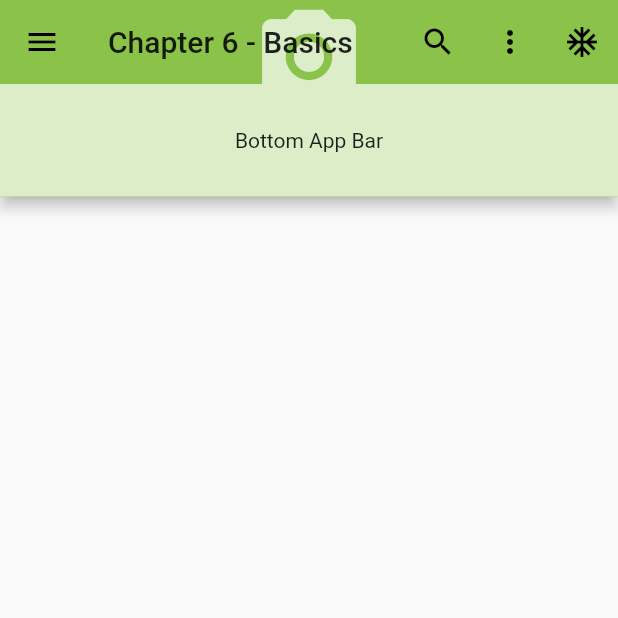
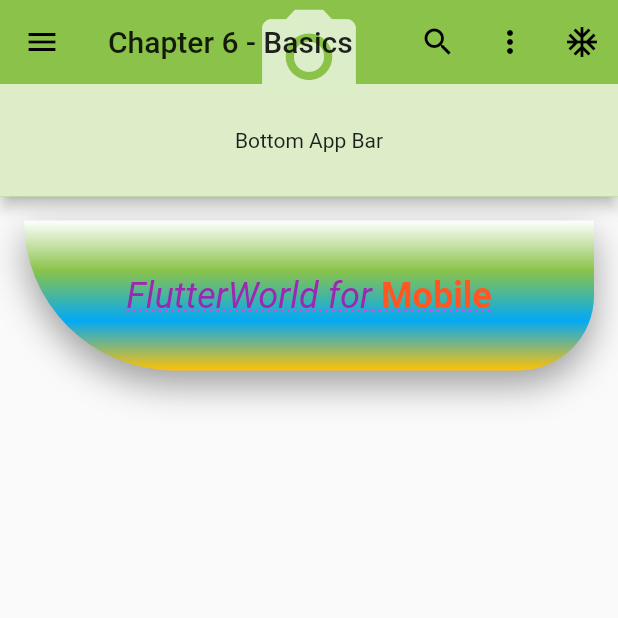
Before and after one commit to HansSchmitt/ch6_basics, a Flutter app: the screen it shows after launch, on a phone screen of 412 x 824 dp, the top half of it. Run offline on Flutter 3.47's test engine with Material 2 defaults, Android fonts, the phone set to English and light mode, and no system bars.

Commit message:
Added Container with many decorations.

```diff
--- a/lib/pages/home.dart
+++ b/lib/pages/home.dart
@@ -32,7 +32,8 @@ class _HomeState extends State<Home> {
               ],
               flexibleSpace: SafeArea(
                 child: Icon(
-                Icons.photo_camera, size: 75.0, color: Colors.white70,
+                  Icons.photo_camera, size: 75.0, color: Colors.white70
+                  ,
                 ),
               ),
               bottom: PreferredSize(
@@ -47,7 +48,86 @@ class _HomeState extends State<Home> {
                 preferredSize: Size.fromHeight(75.0),
               ),
             ),
-          body: Container(),
-    ));
+            body: Padding(
+              padding: EdgeInsets.all(16.0),
+              child: SingleChildScrollView(
+                child: Column(
+                  children: <Widget>[
+                    const ContainerWithBoxDecorationWidget(),
+                  ],
+                ),
+              ),
+            ),
+      ),
+    );
   }
 }
+
+class ContainerWithBoxDecorationWidget extends StatelessWidget{
+  const ContainerWithBoxDecorationWidget({
+    Key key,
+  }) : super(key: key);
+
+  @override
+  Widget build(BuildContext context){
+    return Column(
+      children: <Widget>[
+        Container(
+          height: 100.0,
+          decoration: BoxDecoration(
+            borderRadius: BorderRadius.only(
+              bottomLeft: Radius.circular(100.0),
+              bottomRight: Radius.circular(50.0),
+            ),
+            gradient: LinearGradient(
+              begin: Alignment.topCenter,
+              end: Alignment.bottomCenter,
+              colors: [
+                Colors.white,
+                Colors.lightGreen.shade500,
+                Colors.lightBlue,
+                Colors.amber,
+              ]
+            ),
+            boxShadow: [
+              BoxShadow(
+                color: Colors.grey,
+                blurRadius: 20.0,
+                offset: Offset(0.0 , 10.0),
+              )
+            ],
+          ),
+          child: Center(
+            child: RichText(
+              text: TextSpan(
+                text: 'FlutterWorld',
+                style: TextStyle(
+                  fontSize: 24.0,
+                  color: Colors.purple,
+                  decoration: TextDecoration.underline,
+                  decorationColor: Colors.purpleAccent,
+                  decorationStyle: TextDecorationStyle.dotted,
+                  fontStyle: FontStyle.italic,
+                  fontWeight: FontWeight.normal,
+                ),
+                children: <TextSpan>[
+                  TextSpan(
+                    text: ' for',
+                  ),
+                  TextSpan(
+                    text: ' Mobile',
+                    style: TextStyle(
+                      color: Colors.deepOrange,
+                      fontStyle: FontStyle.normal,
+                      fontWeight: FontWeight.bold,
+                    ),
+                  ),
+                ]
+              )
+            ),
+          ),
+        ),
+      ],
+    );
+  }
+}
```
Lines whose indentation alone changed are shown as unchanged.
